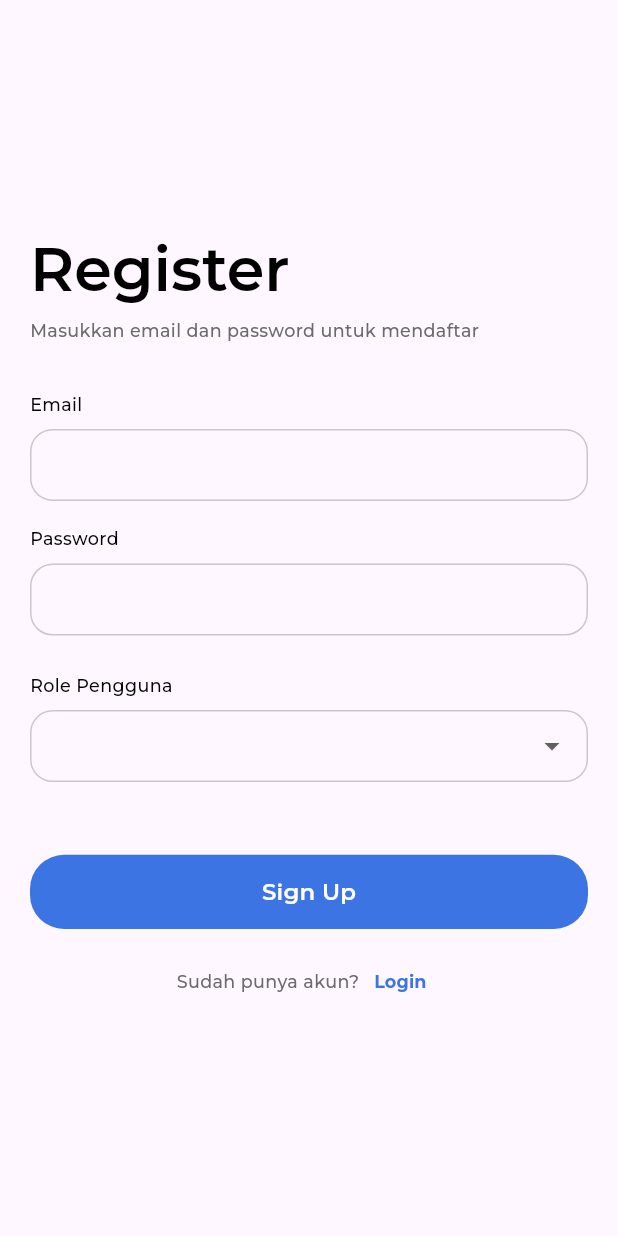
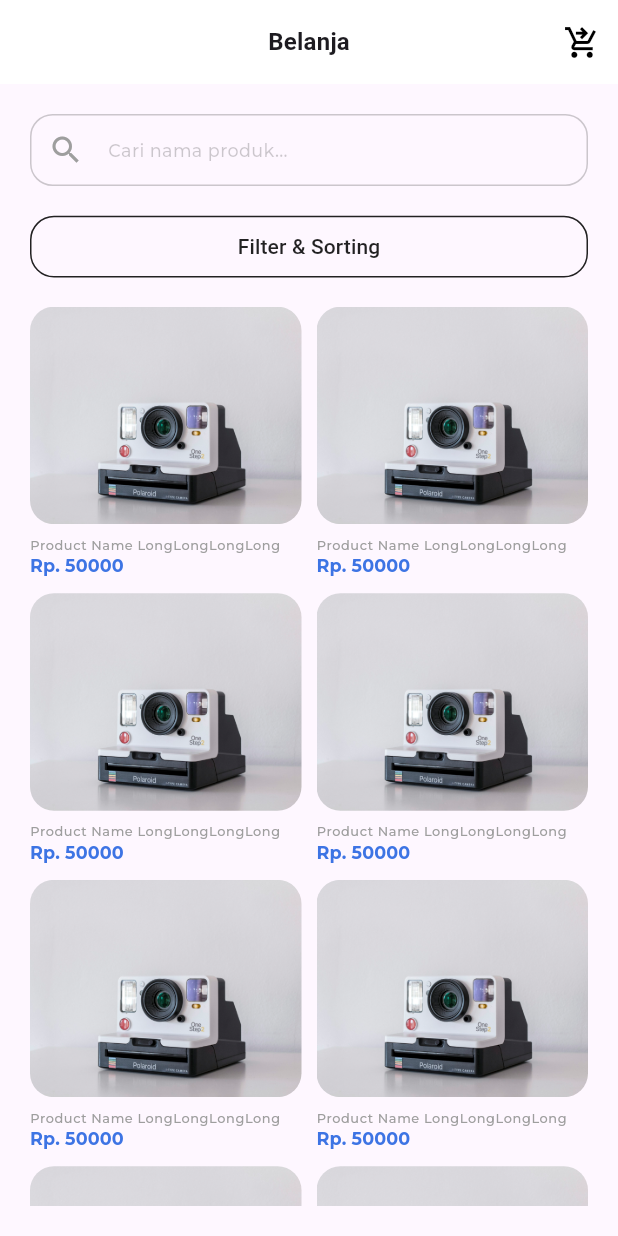
Before and after one commit to alfinosuroso/ecommerce-sqflite, a Flutter app: the screen it shows after launch, on a phone screen of 412 x 824 dp. Run offline on Flutter 3.47's test engine with Material 3 defaults, Android fonts, the phone set to English and light mode, and no system bars; our stand-ins replace go_router, sizer; project files that could hold a hidden picture were left out.

Commit message:
feat: buyer product list, detail, line spacing, update theme

```diff
--- a/lib/common/app_colors.dart
+++ b/lib/common/app_colors.dart
@@ -2,7 +2,7 @@ import 'dart:ui';
 
 class AppColors {
   static const primaryBlue = Color.fromARGB(255, 61, 116, 228);
-  static const lightBlue = Color(0xFF90D5FF);
+  static const lightBlue = Color.fromARGB(255, 209, 228, 243);
   static const darkBlue = Color(0xFF053742);
   static const bluishBlack = Color(0xFF002336);
   static const darkGrey = Color(0xFF6B6B6B);
--- a/lib/common/app_theme_data.dart
+++ b/lib/common/app_theme_data.dart
@@ -1,3 +1,4 @@
+import 'package:ecommerce_sqflite/common/dimen.dart';
 import 'package:flutter/material.dart';
 import 'package:flutter/services.dart';
 import 'package:sizer/sizer.dart';
@@ -45,42 +46,36 @@ class AppThemeData {
           color: Colors.white,
           iconTheme: IconThemeData(color: Colors.black, size: 6.w),
           elevation: 0,
-          titleTextStyle: TextStyle(
-              color: Colors.black,
-              fontSize: 14.sp,
-              fontWeight: FontWeight.bold),
+          titleTextStyle: Theme.of(context)
+              .textTheme
+              .titleMedium
+              ?.copyWith(fontWeight: FontWeight.w600),
         ),
         elevatedButtonTheme: ElevatedButtonThemeData(
           style: ElevatedButton.styleFrom(
             foregroundColor: Colors.white,
             backgroundColor: primaryColor,
             elevation: 0.0,
-            minimumSize: Size(double.infinity, 6.h),
+            minimumSize: Size(double.infinity, 5.h),
             shape: RoundedRectangleBorder(
-              borderRadius: BorderRadius.circular(5.5.w),
+              borderRadius: BorderRadius.circular(Dimen.radius),
             ),
-            textStyle: TextStyle(
-                fontSize: 13.sp,
-                color: Colors.black,
-                fontWeight: FontWeight.w400,
-                letterSpacing: 0.2),
+            textStyle: Theme.of(context)
+                .textTheme
+                .titleSmall!
+                .copyWith(color: Colors.white),
           ),
         ),
         outlinedButtonTheme: OutlinedButtonThemeData(
           style: OutlinedButton.styleFrom(
-            foregroundColor: AppColors.blue,
+            foregroundColor: Colors.black87,
             elevation: 0.0,
-            side: const BorderSide(color: AppColors.blue, width: 1),
+            side: const BorderSide(color: Colors.black87, width: 1),
             shape: RoundedRectangleBorder(
-              borderRadius: BorderRadius.circular(22.w),
+              borderRadius: BorderRadius.circular(Dimen.radius),
             ),
-            padding: EdgeInsets.symmetric(
-                horizontal: 8.5.w, vertical: !useMobileLayout ? 1.h : 0),
-            textStyle: TextStyle(
-                fontSize: 13.sp,
-                color: Colors.black,
-                fontWeight: FontWeight.w400,
-                letterSpacing: 0.2),
+            minimumSize: Size(double.infinity, 5.h),
+            textStyle: Theme.of(context).textTheme.titleSmall,
           ),
         ),
         chipTheme: const ChipThemeData(
@@ -95,7 +90,7 @@ class AppThemeData {
             fontWeight: FontWeight.w500,
           ),
           labelStyle: TextStyle(
-            color: Colors.black,
+            color: AppColors.darkBlue,
             fontWeight: FontWeight.w500,
           ),
         ),
@@ -126,7 +121,7 @@ class AppThemeData {
           errorBorder: OutlineInputBorder(
             borderRadius:
                 BorderRadius.circular(15.0), // Set error border rounded to 15
-            borderSide: BorderSide(color: Colors.red, width: 2.0),
+            borderSide: const BorderSide(color: Colors.red, width: 2.0),
           ),
         ),
         textTheme: TextTheme(
--- a/lib/common/dimen.dart
+++ b/lib/common/dimen.dart
@@ -6,12 +6,16 @@ class Dimen {
   static const double pagePadding = 20.0;
   static const double screenPadding = 24.0;
   static const double textSpacing = 8.0;
+  static const double mediumSpacing = 12.0;
   static const double bigSpacing = 32.0;
+  static const double radius = 16.0;
+  static const double mediumRadius = 25.0;
 
   // Custom padding
   static EdgeInsets defaultPadding = const EdgeInsets.all(pagePadding);
   static EdgeInsets horizontalPadding = const EdgeInsets.symmetric(horizontal: screenPadding);
-  static EdgeInsets verticalPadding = const EdgeInsets.symmetric(vertical: screenPadding);
+  static EdgeInsets verticalPaddingMedium = const EdgeInsets.symmetric(vertical: screenPadding);
+  static EdgeInsets verticalPaddingSmall = const EdgeInsets.symmetric(vertical: textSpacing);
 
   // Spacing for widgets like SizedBox
   static Widget verticalSpaceSmall = const SizedBox(height: 8.0);
--- a/lib/main.dart
+++ b/lib/main.dart
@@ -1,4 +1,7 @@
 import 'package:ecommerce_sqflite/common/app_theme_data.dart';
+import 'package:ecommerce_sqflite/screens/buyer/buyer_product_detail_screen.dart';
+import 'package:ecommerce_sqflite/screens/buyer/buyer_product_list_screen.dart';
+import 'package:ecommerce_sqflite/screens/home_screen.dart';
 import 'package:ecommerce_sqflite/screens/sign_in_screen.dart';
 import 'package:ecommerce_sqflite/screens/sign_up_screen.dart';
 import 'package:flutter/material.dart';
@@ -14,9 +17,23 @@ class MyApp extends StatelessWidget {
 
   @override
   Widget build(BuildContext context) {
-    final _router = GoRouter(
-      initialLocation: "/signup",
+    final _router = GoRouter(initialLocation: "/", routes: [
+      GoRoute(
+        name: "home",
+        path: "/",
+        builder: (context, state) => const HomeScreen(),
+      ),
+      GoRoute(
+          name: "product",
+          path: "/product-buyer",
+          builder: (context, state) => const BuyerProductListScreen(),
           routes: [
+            GoRoute(
+              name: "details",
+              path: "details",
+              builder: (context, state) => const BuyerProductDetailScreen(),
+            )
+          ]),
       GoRoute(
         name: "signup",
         path: "/signup",
@@ -26,7 +43,7 @@ class MyApp extends StatelessWidget {
         name: "signin",
         path: "/signin",
         builder: (context, state) => const SignInScreen(),
-        )
+      ),
     ]);
     return Sizer(
       builder: (context, orientation, DeviceType) {
--- /dev/null
+++ b/lib/screens/buyer/buyer_product_list_screen.dart
@@ -0,0 +1,188 @@
+import 'package:ecommerce_sqflite/common/app_theme_data.dart';
+import 'package:ecommerce_sqflite/common/dimen.dart';
+import 'package:ecommerce_sqflite/widgets/custom_text_field.dart';
+import 'package:ecommerce_sqflite/widgets/line_spacing.dart';
+import 'package:flutter/material.dart';
+import 'package:go_router/go_router.dart';
+
+class BuyerProductListScreen extends StatefulWidget {
+  const BuyerProductListScreen({super.key});
+
+  @override
+  State<BuyerProductListScreen> createState() => _BuyerProductListScreenState();
+}
+
+class _BuyerProductListScreenState extends State<BuyerProductListScreen> {
+  String _selectedSortingOption = 'A-Z';
+
+  @override
+  Widget build(BuildContext context) {
+    return Scaffold(
+      appBar: _buildAppBar(),
+      body: _buildBody(context),
+    );
+  }
+
+  Widget _buildBody(BuildContext context) {
+    return Padding(
+      padding: Dimen.defaultPadding,
+      child: Column(
+        children: [
+          const CustomTextFormField(
+            title: null,
+            hintText: "Cari nama produk...",
+            prefix: Icon(
+              Icons.search,
+              color: Colors.grey,
+            ),
+          ),
+          OutlinedButton(
+              onPressed: () {
+                _showFilterSortingSheet(context);
+              },
+              child: const Text("Filter & Sorting")),
+          Dimen.verticalSpaceMedium,
+          Expanded(
+            child: GridView.builder(
+              itemCount: 10,
+              gridDelegate: const SliverGridDelegateWithFixedCrossAxisCount(
+                crossAxisCount: 2,
+                crossAxisSpacing: 10,
+                mainAxisSpacing: 10,
+              ),
+              itemBuilder: (context, index) {
+                return InkWell(
+                  onTap: () {
+                    context.go("/product-buyer/details");
+                  },
+                  child: Column(
+                    crossAxisAlignment: CrossAxisAlignment.start,
+                    children: [
+                      Expanded(
+                        child: ClipRRect(
+                          borderRadius: BorderRadius.circular(Dimen.radius),
+                          child: Image.asset(
+                            "assets/images/sample-1.jpeg",
+                            fit: BoxFit.cover,
+                            width: double.infinity,
+                          ),
+                        ),
+                      ),
+                      Dimen.verticalSpaceSmall,
+                      Text(
+                        "Product Name LongLongLongLong",
+                        style: Theme.of(context)
+                            .textTheme
+                            .bodySmall
+                            ?.copyWith(color: Colors.grey),
+                        overflow: TextOverflow.ellipsis,
+                      ),
+                      Text(
+                        "Rp. 50000",
+                        style: Theme.of(context).textTheme.labelLarge?.copyWith(
+                            color: AppThemeData.getTheme(context).primaryColor),
+                        overflow: TextOverflow.ellipsis,
+                      ),
+                    ],
+                  ),
+                );
+              },
+            ),
+          )
+        ],
+      ),
+    );
+  }
+
+  AppBar _buildAppBar() {
+    return AppBar(
+      title: const Text("Belanja"),
+      actions: [
+        IconButton(
+          onPressed: () {},
+          icon: const Icon(Icons.shopping_cart_checkout),
+        )
+      ],
+    );
+  }
+
+  void _showFilterSortingSheet(BuildContext context) {
+    showModalBottomSheet(
+      isScrollControlled: true,
+      context: context,
+      shape: const RoundedRectangleBorder(
+        borderRadius: BorderRadius.vertical(top: Radius.circular(Dimen.radius)),
+      ),
+      builder: (context) {
+        return Padding(
+          padding: Dimen.defaultPadding,
+          child: Column(
+            mainAxisSize: MainAxisSize.min,
+            crossAxisAlignment: CrossAxisAlignment.start,
+            children: [
+              Center(
+                child: ClipRRect(
+                    borderRadius: BorderRadius.circular(Dimen.mediumRadius),
+                    child: Container(
+                      width: 100,
+                      height: 5,
+                      color: Colors.grey[400],
+                    )),
+              ),
+              Dimen.verticalSpaceLarge,
+              Text(
+                'Filter and Sorting',
+                style: Theme.of(context).textTheme.titleMedium,
+              ),
+              Dimen.verticalSpaceMedium,
+              const LineSpacing(),
+              _buildSortingOption(context, 'Naming by A-Z', 'A-Z'),
+              _buildSortingOption(context, 'Naming by Z-A', 'Z-A'),
+              _buildSortingOption(context, 'Price (High-Low)', 'High-Low'),
+              _buildSortingOption(context, 'Price (Low-High)', 'Low-High'),
+              Dimen.verticalSpaceMedium,
+              Row(
+                children: [
+                  Expanded(
+                      child: OutlinedButton(
+                          onPressed: () {}, child: const Text("Reset"))),
+                  Dimen.horizontalSpaceMedium,
+                  Expanded(
+                      child: ElevatedButton(
+                          onPressed: () {}, child: const Text("Terapkan")))
+                ],
+              ),
+            ],
+          ),
+        );
+      },
+    );
+  }
+
+  Widget _buildSortingOption(BuildContext context, String title, String value) {
+    return Container(
+        padding: Dimen.verticalPaddingSmall,
+        decoration: const BoxDecoration(
+          border: Border(
+            bottom: BorderSide(color: Colors.black12, width: 2.0),
+          ),
+        ),
+        child: Column(
+          children: [
+            RadioListTile<String>(
+              title: Text(
+                title,
+                style: Theme.of(context).textTheme.bodyMedium,
+              ),
+              value: value,
+              groupValue: _selectedSortingOption,
+              onChanged: (String? newValue) {
+                setState(() {
+                  _selectedSortingOption = newValue!;
+                });
+              },
+            ),
+          ],
+        ));
+  }
+}
--- /dev/null
+++ b/lib/screens/home_screen.dart
@@ -0,0 +1,15 @@
+import 'package:ecommerce_sqflite/screens/buyer/buyer_product_list_screen.dart';
+import 'package:flutter/material.dart';
+
+class HomeScreen extends StatelessWidget {
+  const HomeScreen({super.key});
+
+  @override
+  Widget build(BuildContext context) {
+    String role = "buyer";
+    if (role == "buyer") {
+      return const BuyerProductListScreen();
+    }
+    return const Placeholder();
+  }
+}
--- a/lib/screens/sign_in_screen.dart
+++ b/lib/screens/sign_in_screen.dart
@@ -4,7 +4,6 @@ import 'package:ecommerce_sqflite/common/shared_code.dart';
 import 'package:ecommerce_sqflite/widgets/custom_dropdown_text_field.dart';
 import 'package:ecommerce_sqflite/widgets/custom_text_field.dart';
 import 'package:ecommerce_sqflite/widgets/primary_text_button.dart';
-import 'package:ecommerce_sqflite/widgets/solid_button.dart';
 import 'package:flutter/material.dart';
 import 'package:go_router/go_router.dart';
 
@@ -59,25 +58,17 @@ class _SignInScreenState extends State<SignInScreen> {
                 title: "Password",
                 controller: _passwordController,
               ),
-              const SizedBox(height: Dimen.textSpacing),
-              DropDownTextField(
-                  items: _roleList,
-                  onChanged: (v) {
-                    setState(() {
-                      _roleController.text = v;
-                    });
-                  },
-                  title: "Role Pengguna"),
               const SizedBox(height: Dimen.bigSpacing),
-              SolidButton(
+              ElevatedButton(
                 onPressed: () {
                   if (_formKey.currentState!.validate()) {
-                    print("sign up");
+                    context.go('/product-buyer');
+                    print("sign in");
                   } else {
                     return null;
                   }
                 },
-                title: "Sign Up",
+                child: const Text("Sign In"),
               ),
               const SizedBox(height: Dimen.pagePadding),
               Row(
--- a/lib/screens/sign_up_screen.dart
+++ b/lib/screens/sign_up_screen.dart
@@ -5,7 +5,6 @@ import 'package:ecommerce_sqflite/main.dart';
 import 'package:ecommerce_sqflite/widgets/custom_dropdown_text_field.dart';
 import 'package:ecommerce_sqflite/widgets/custom_text_field.dart';
 import 'package:ecommerce_sqflite/widgets/primary_text_button.dart';
-import 'package:ecommerce_sqflite/widgets/solid_button.dart';
 import 'package:flutter/material.dart';
 import 'package:go_router/go_router.dart';
 
@@ -44,13 +43,13 @@ class _SignUpScreenState extends State<SignUpScreen> {
                 "Register",
                 style: Theme.of(context).textTheme.displaySmall,
               ),
-              const SizedBox(height: Dimen.textSpacing),
+              Dimen.verticalSpaceSmall,
               Text("Masukkan email dan password untuk mendaftar",
                   style: Theme.of(context)
                       .textTheme
                       .bodyMedium!
                       .copyWith(color: AppColors.darkGrey)),
-              const SizedBox(height: Dimen.bigSpacing),
+              Dimen.verticalSpaceLarge,
               CustomTextFormField(
                 title: "Email",
                 controller: _emailController,
@@ -60,7 +59,7 @@ class _SignUpScreenState extends State<SignUpScreen> {
                 title: "Password",
                 controller: _passwordController,
               ),
-              const SizedBox(height: Dimen.textSpacing),
+              Dimen.verticalSpaceSmall,
               DropDownTextField(
                   items: _roleList,
                   onChanged: (v) {
@@ -69,8 +68,8 @@ class _SignUpScreenState extends State<SignUpScreen> {
                     });
                   },
                   title: "Role Pengguna"),
-              const SizedBox(height: Dimen.bigSpacing),
-              SolidButton(
+              Dimen.verticalSpaceMedium,
+              ElevatedButton(
                 onPressed: () {
                   if (_formKey.currentState!.validate()) {
                     print("sign up");
@@ -78,9 +77,9 @@ class _SignUpScreenState extends State<SignUpScreen> {
                     return null;
                   }
                 },
-                title: "Sign Up",
+                child: const Text("Sign Up"),
               ),
-              const SizedBox(height: Dimen.pagePadding),
+              Dimen.verticalSpaceMedium,
               Row(
                 mainAxisAlignment: MainAxisAlignment.center,
                 children: [
--- a/lib/widgets/custom_text_field.dart
+++ b/lib/widgets/custom_text_field.dart
@@ -1,9 +1,7 @@
 // ignore: file_names
-import 'dart:io';
 import 'package:ecommerce_sqflite/common/shared_code.dart';
 import 'package:flutter/material.dart';
 import 'package:flutter/services.dart';
-import 'package:font_awesome_flutter/font_awesome_flutter.dart';
 import 'package:sizer/sizer.dart';
 
 class CustomTextFormField extends StatefulWidget {
@@ -42,7 +40,7 @@ class CustomTextFormField extends StatefulWidget {
   final List<DropdownMenuItem<String>>? customDropdownItems;
   final String? customSelectedValue;
 
-  CustomTextFormField(
+  const CustomTextFormField(
       {this.controller,
       this.validator,
       this.keyboardType = TextInputType.text,
@@ -91,14 +89,14 @@ class _CustomTextFormFieldState extends State<CustomTextFormField> {
     return Column(
       crossAxisAlignment: CrossAxisAlignment.start,
       children: [
-        Text(widget.title!, style: Theme.of(context).textTheme.bodyMedium),
-        SizedBox(
-          height: 1.h,
-        ),
+        widget.title != null || widget.title == ""
+            ? Text(widget.title!, style: Theme.of(context).textTheme.bodyMedium)
+            : const SizedBox(height: 0),
+        widget.title != null || widget.title == ""
+            ? SizedBox(height: 1.h)
+            : const SizedBox(height: 0),
         _buildRegularTextForm(context),
-        SizedBox(
-          height: 2.h,
-        ),
+        SizedBox(height: 2.h),
       ],
     );
   }
--- a/lib/widgets/primary_text_button.dart
+++ b/lib/widgets/primary_text_button.dart
@@ -1,3 +1,4 @@
+import 'package:ecommerce_sqflite/common/app_theme_data.dart';
 import 'package:flutter/material.dart';
 import '../common/app_colors.dart';
 
@@ -28,7 +29,7 @@ class PrimaryTextButton extends StatelessWidget {
             Theme.of(context)
                 .textTheme
                 .labelLarge!
-                .copyWith(color: AppColors.primaryBlue),
+                .copyWith(color: AppThemeData.getTheme(context).primaryColor),
       ),
     );
   }
--- a/lib/widgets/solid_button.dart
+++ /dev/null
@@ -1,22 +0,0 @@
-import 'package:flutter/material.dart';
-
-class SolidButton extends StatelessWidget {
-  final VoidCallback onPressed;
-  final String title;
-
-  const SolidButton({required this.onPressed, required this.title, super.key});
-
-  @override
-  Widget build(BuildContext context) {
-    return ElevatedButton(
-      onPressed: onPressed,
-      child: Text(
-        title,
-        style: Theme.of(context)
-            .textTheme
-            .titleMedium!
-            .copyWith(color: Colors.white),
-      ),
-    );
-  }
-}
--- a/pubspec.yaml
+++ b/pubspec.yaml
@@ -25,7 +25,8 @@ dev_dependencies:
 
 flutter:
   uses-material-design: true
-
+  assets:
+    - assets/images/
   fonts:
     - family: Montserrat
       fonts:
```
Also changed, not shown: lib/screens/buyer/buyer_product_detail_screen.dart (added, +76 -0 lines), lib/widgets/line_spacing.dart (added, +23 -0 lines), assets/images/sample-1.jpeg (added). Lines whose indentation alone changed are shown as unchanged.
